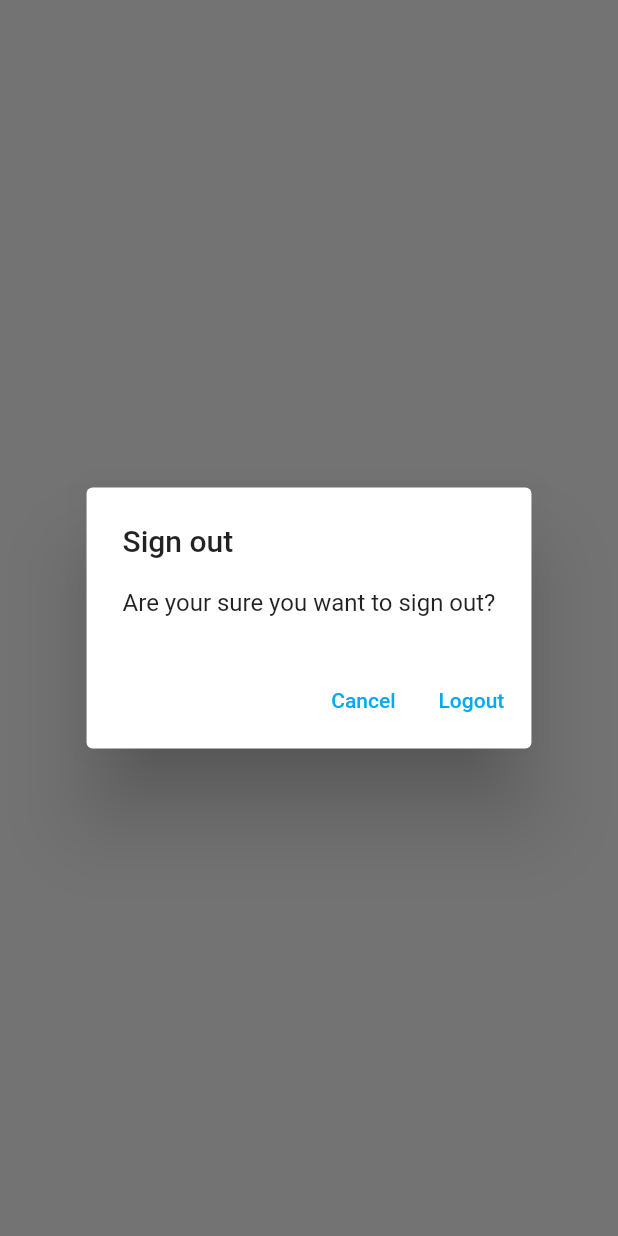
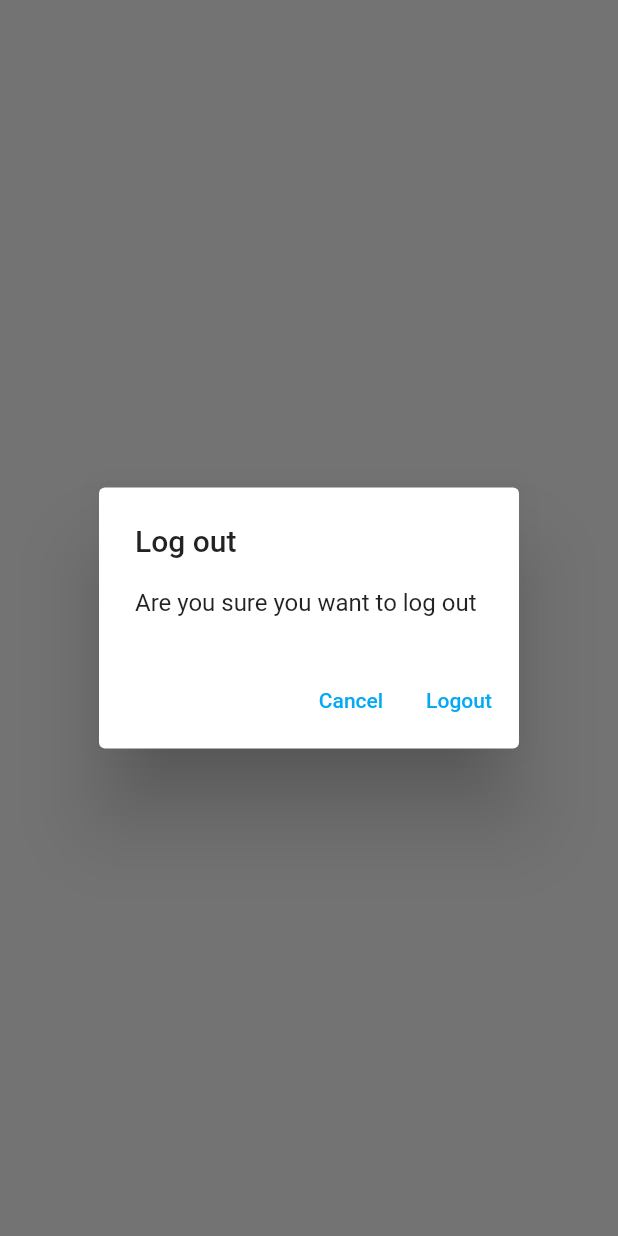
Before and after one commit to ngntanloc/MyNotes, a Flutter app: what showLogoutDialog() shows on an empty page, opened directly, on a phone screen of 412 x 824 dp. Run offline on Flutter 3.47's test engine with Material 2 defaults, Android fonts, the light colour scheme and no system bars; our stand-ins replace firebase_auth, firebase_core, sqflite; accounts and stored records are empty; network calls fail.

Commit message:
add delete feature and refactoring dialog generic

```diff
--- a/lib/main.dart
+++ b/lib/main.dart
@@ -52,26 +52,3 @@
     );
   }
 }
-
-Future<bool> showLogoutDialog(BuildContext context) {
-  return showDialog<bool>(
-      context: context,
-      builder: (context) {
-        return AlertDialog(
-          title: const Text('Sign out'),
-          content: const Text('Are your sure you want to sign out?'),
-          actions: [
-            TextButton(
-                onPressed: () {
-                  Navigator.of(context).pop(false);
-                },
-                child: const Text('Cancel')),
-            TextButton(
-                onPressed: () {
-                  Navigator.of(context).pop(true);
-                },
-                child: const Text('Logout'))
-          ],
-        );
-      }).then((value) => value ?? false);
-}
--- /dev/null
+++ b/lib/utilities/dialogs/generic_dialog.dart
@@ -0,0 +1,32 @@
+import 'package:flutter/material.dart';
+
+typedef DialogOptionBuilder<T> = Map<String, T?> Function();
+
+Future<T?> showGenericDialog<T>({
+  required BuildContext context,
+  required String title,
+  required String content,
+  required DialogOptionBuilder optionBuilder,
+}) {
+  final options = optionBuilder();
+  return showDialog(
+      context: context,
+      builder: (context) {
+        return AlertDialog(
+          title: Text(title),
+          content: Text(content),
+          actions: options.keys.map((optionalTitle) {
+            final value = options[optionalTitle];
+            return TextButton(
+                onPressed: () {
+                  if (value != null) {
+                    Navigator.of(context).pop(value);
+                  } else {
+                    Navigator.of(context).pop();
+                  }
+                },
+                child: Text(optionalTitle));
+          }).toList(),
+        );
+      });
+}
--- /dev/null
+++ b/lib/utilities/dialogs/logout_dialog.dart
@@ -0,0 +1,16 @@
+import 'package:flutter/material.dart';
+import 'package:mynotes/utilities/dialogs/generic_dialog.dart';
+
+Future<bool> showLogoutDialog(
+  BuildContext context,
+) {
+  return showGenericDialog<bool>(
+    context: context,
+    title: 'Log out',
+    content: 'Are you sure you want to log out',
+    optionBuilder: () => {
+      'Cancel': false,
+      'Logout': true,
+    },
+  ).then((value) => value ?? false);
+}
--- a/lib/views/login_view.dart
+++ b/lib/views/login_view.dart
@@ -3,7 +3,7 @@
 import 'package:mynotes/constants/routes.dart';
 import 'package:mynotes/services/auth/auth_service.dart';
 import 'package:mynotes/services/auth_exceptions.dart';
-import '../utilities/show_error_dialog.dart';
+import 'package:mynotes/utilities/dialogs/error_dialog.dart';
 
 class LoginView extends StatefulWidget {
   const LoginView({super.key});
--- a/lib/views/register_view.dart
+++ b/lib/views/register_view.dart
@@ -2,7 +2,7 @@
 import 'package:mynotes/constants/routes.dart';
 import 'package:mynotes/services/auth/auth_service.dart';
 import 'package:mynotes/services/auth_exceptions.dart';
-import '../utilities/show_error_dialog.dart';
+import 'package:mynotes/utilities/dialogs/error_dialog.dart';
 
 class RegisterView extends StatefulWidget {
   const RegisterView({super.key});
```
Also changed, not shown: lib/utilities/dialogs/delete_dialog.dart (added, +16 -0 lines), lib/utilities/dialogs/error_dialog.dart (added, +13 -0 lines), lib/utilities/show_error_dialog.dart (deleted, +0 -20 lines), lib/views/notes/notes_list_view.dart (added, +42 -0 lines), lib/views/notes/notes_view.dart (+7 -13 lines).
